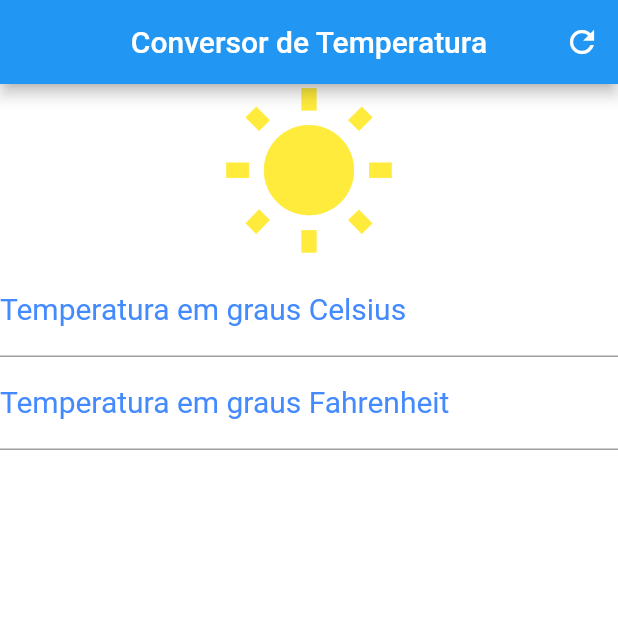
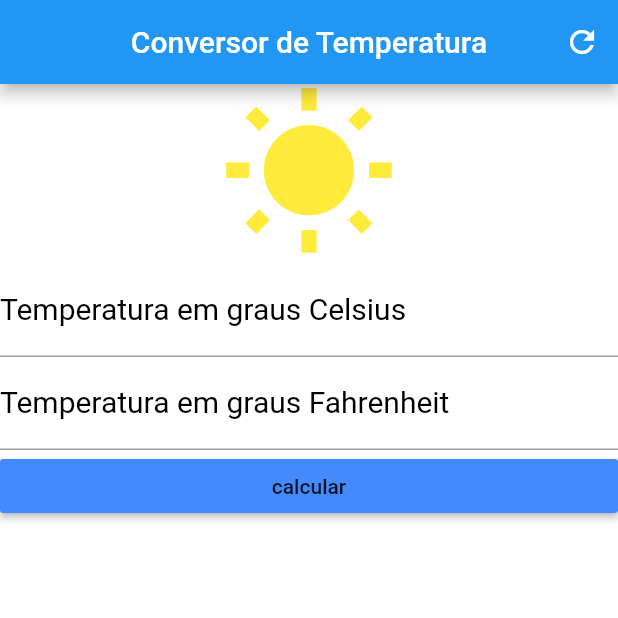
Before and after one commit to jodair/conversor_temperatura, a Flutter app: the screen it shows after launch, on a phone screen of 412 x 824 dp, the top half of it. Run offline on Flutter 3.47's test engine with Material 2 defaults, Android fonts, the phone set to English and light mode, and no system bars.

Commit message:
Button adicionado

```diff
--- a/lib/main.dart
+++ b/lib/main.dart
@@ -26,8 +26,14 @@ class _HomeState extends State<Home>{
 
     Icon icon = Icon(Icons.wb_sunny, size: 120, color: Colors.yellow,);
 
-    TextStyle styleDecoration = TextStyle(color: Colors.blueAccent, fontSize: 20);
+    TextStyle styleDecoration = TextStyle(color: Colors.black, fontSize: 20);
     TextStyle styleField = TextStyle(color: Colors.blueAccent);
+
+    RaisedButton raisedButton = RaisedButton(
+      onPressed: (){},
+      child: Text("calcular"),
+      color: Colors.blueAccent,
+    );
 
     TextField tempCelsius = TextField(
       keyboardType: TextInputType.number,
@@ -52,7 +58,7 @@ class _HomeState extends State<Home>{
     Column column = Column(
       crossAxisAlignment: CrossAxisAlignment.stretch,
       children: <Widget>[
-        icon, tempCelsius, tempFahrenheit,
+        icon, tempCelsius, tempFahrenheit, raisedButton,
 
       ],
     );
```
